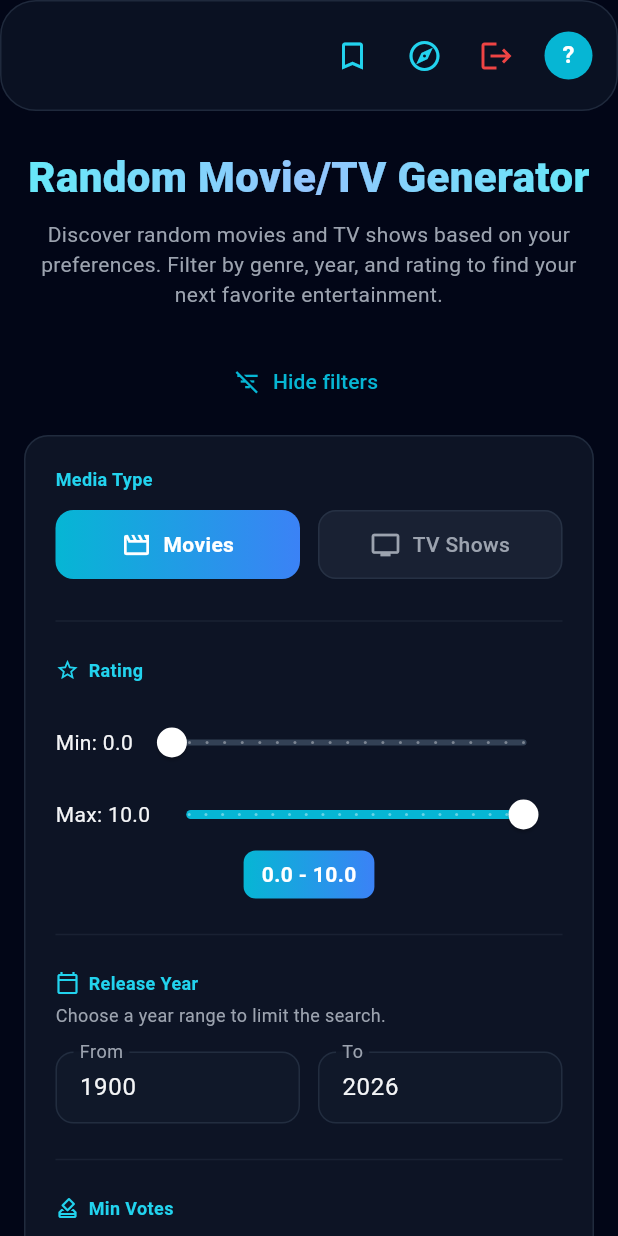
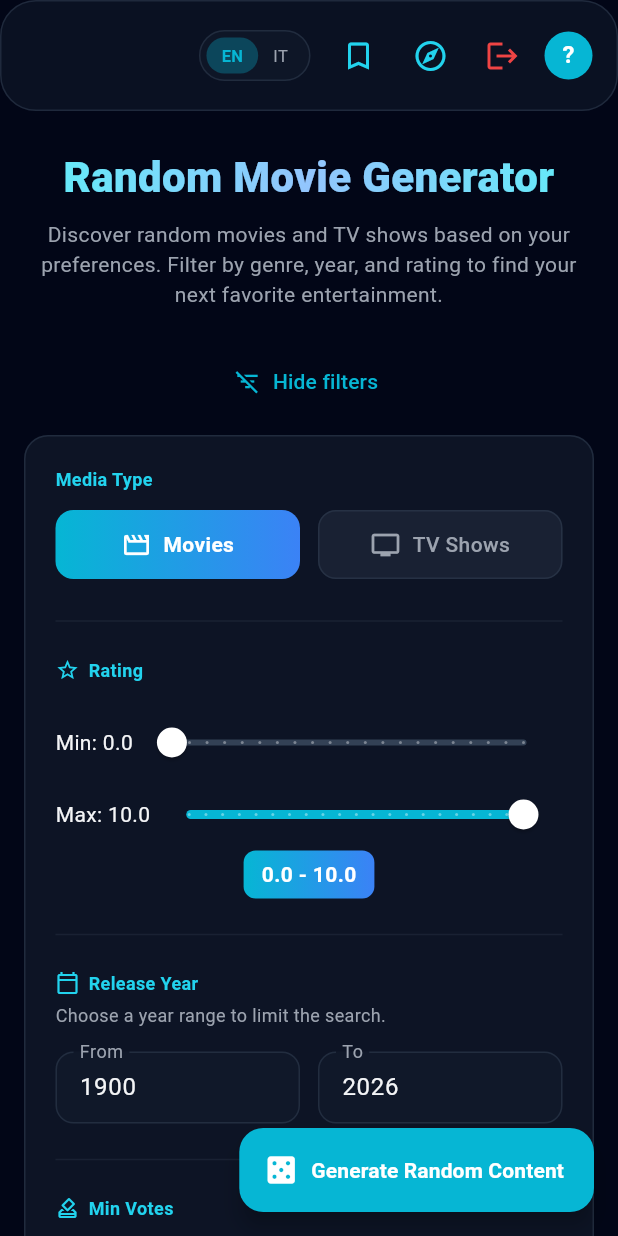
Before and after one commit to RubenPari/film-randomized-complete, a Flutter app: the HomeScreen screen opened directly, on a phone screen of 412 x 824 dp. Run offline on Flutter 3.47's test engine with Material 3 defaults, Android fonts, the phone set to English and light mode, and no system bars; our stand-ins replace cached_network_image, dio, flutter_dotenv, flutter_riverpod, flutter_secure_storage, freezed_annotation and 4 more; accounts and stored records are empty; generated files the repository leaves out were written again; network calls fail.

Commit message:
feat(mobile): add i18n and enhancements to home screen
Translate hero title/description, generate buttons, header tooltips.
Add language chip selector to header. Add loading FAB. Remove GenerateButton.

```diff
--- a/film_randomized_mobile/lib/screens/home/generate_button.dart
+++ b/film_randomized_mobile/lib/screens/home/generate_button.dart
@@ -1,4 +1,5 @@
 import 'package:flutter/material.dart';
+import 'package:flutter_gen/gen_l10n/app_localizations.dart';
 import 'package:flutter_riverpod/flutter_riverpod.dart';
 import '../../models/media_type.dart';
 import '../../providers/filter_provider.dart';
@@ -14,7 +15,10 @@ class GenerateButton extends ConsumerWidget {
     final filter = ref.watch(filterProvider);
     final generator = ref.watch(mediaGeneratorProvider);
     final isLoading = generator.isLoading;
-    final typeLabel = filter.mediaType == MediaType.movie ? 'movie' : 'TV content';
+    final t = AppLocalizations.of(context)!;
+    final typeLabel = filter.mediaType == MediaType.movie
+        ? t.homeMovieMobile
+        : t.homeTvMobile;
 
     return Container(
       width: double.infinity,
@@ -43,19 +47,19 @@ class GenerateButton extends ConsumerWidget {
           ),
         ),
         child: isLoading
-            ? const Row(
+            ? Row(
                 mainAxisSize: MainAxisSize.min,
                 children: [
-                  SizedBox(
+                  const SizedBox(
                     width: 20,
                     height: 20,
                     child: CircularProgressIndicator(
                         strokeWidth: 2, color: Colors.white),
                   ),
-                  SizedBox(width: 12),
-                  Text('Loading...',
-                      style:
-                          TextStyle(fontSize: 16, fontWeight: FontWeight.bold)),
+                  const SizedBox(width: 12),
+                  Text(t.commonLoading,
+                      style: const TextStyle(
+                          fontSize: 16, fontWeight: FontWeight.bold)),
                 ],
               )
             : Row(
@@ -63,7 +67,7 @@ class GenerateButton extends ConsumerWidget {
                 children: [
                   const Icon(Icons.casino, size: 22),
                   const SizedBox(width: 10),
-                  Text('Generate a new $typeLabel',
+                  Text(t.homeGenerateMobile(typeLabel),
                       style: const TextStyle(
                           fontSize: 16, fontWeight: FontWeight.bold)),
                 ],
--- a/film_randomized_mobile/lib/screens/home/home_header.dart
+++ b/film_randomized_mobile/lib/screens/home/home_header.dart
@@ -1,7 +1,9 @@
 import 'package:flutter/material.dart';
+import 'package:flutter_gen/gen_l10n/app_localizations.dart';
 import 'package:flutter_riverpod/flutter_riverpod.dart';
 import 'package:go_router/go_router.dart';
 import '../../providers/auth_provider.dart';
+import '../../providers/locale_provider.dart';
 import '../../theme/app_theme.dart';
 import '../../theme/glass_effects.dart';
 
@@ -12,6 +14,8 @@ class HomeHeader extends ConsumerWidget {
   Widget build(BuildContext context, WidgetRef ref) {
     final auth = ref.watch(authProvider).valueOrNull;
     final user = auth?.user;
+    final t = AppLocalizations.of(context)!;
+    final locale = ref.watch(localeProvider);
     final initial = user?.username.isNotEmpty == true
         ? user!.username[0].toUpperCase()
         : '?';
@@ -39,22 +43,46 @@ class HomeHeader extends ConsumerWidget {
               ],
             ),
           ),
+          Container(
+            padding: const EdgeInsets.symmetric(horizontal: 4, vertical: 4),
+            decoration: BoxDecoration(
+              color: const Color(0x331e293b),
+              borderRadius: BorderRadius.circular(20),
+              border: Border.all(color: const Color(0x80334155)),
+            ),
+            child: Row(
+              mainAxisSize: MainAxisSize.min,
+              children: [
+                _LangChip(
+                  label: 'EN',
+                  isActive: locale.languageCode == 'en',
+                  onTap: () => ref.read(localeProvider.notifier).setLocale('en'),
+                ),
+                _LangChip(
+                  label: 'IT',
+                  isActive: locale.languageCode == 'it',
+                  onTap: () => ref.read(localeProvider.notifier).setLocale('it'),
+                ),
+              ],
+            ),
+          ),
+          const SizedBox(width: 8),
           IconButton(
             icon: const Icon(Icons.bookmark_outline, color: AppTheme.textBrand),
             onPressed: () => context.go('/watchlist'),
-            tooltip: 'Watchlist',
+            tooltip: t.commonWatchlist,
           ),
           IconButton(
             icon: const Icon(Icons.explore_outlined, color: AppTheme.textBrand),
             onPressed: () => context.go('/discovered'),
-            tooltip: 'Discovered',
+            tooltip: t.commonDiscovered,
           ),
           IconButton(
             icon: const Icon(Icons.logout, color: Color(0xFFef4444)),
             onPressed: () => ref.read(authProvider.notifier).logout(),
-            tooltip: 'Logout',
+            tooltip: t.commonLogout,
           ),
-          const SizedBox(width: 8),
+          const SizedBox(width: 4),
           CircleAvatar(
             radius: 16,
             backgroundColor: AppTheme.brandAccent,
@@ -67,3 +95,35 @@ class HomeHeader extends ConsumerWidget {
     );
   }
 }
+
+class _LangChip extends StatelessWidget {
+  const _LangChip(
+      {required this.label, required this.isActive, required this.onTap});
+  final String label;
+  final bool isActive;
+  final VoidCallback onTap;
+
+  @override
+  Widget build(BuildContext context) {
+    return GestureDetector(
+      onTap: onTap,
+      child: Container(
+        padding: const EdgeInsets.symmetric(horizontal: 10, vertical: 4),
+        decoration: BoxDecoration(
+          color: isActive
+              ? AppTheme.brandAccent.withValues(alpha: 0.3)
+              : Colors.transparent,
+          borderRadius: BorderRadius.circular(14),
+        ),
+        child: Text(
+          label,
+          style: TextStyle(
+            color: isActive ? AppTheme.brandAccent : AppTheme.textSecondary,
+            fontWeight: isActive ? FontWeight.bold : FontWeight.normal,
+            fontSize: 11,
+          ),
+        ),
+      ),
+    );
+  }
+}
--- a/film_randomized_mobile/lib/screens/home/home_hero.dart
+++ b/film_randomized_mobile/lib/screens/home/home_hero.dart
@@ -1,12 +1,22 @@
 import 'package:flutter/material.dart';
+import 'package:flutter_gen/gen_l10n/app_localizations.dart';
+import 'package:flutter_riverpod/flutter_riverpod.dart';
+import '../../providers/filter_provider.dart';
 import '../../theme/app_theme.dart';
 import '../../theme/brand_gradients.dart';
+import '../../models/media_type.dart';
 
-class HomeHero extends StatelessWidget {
+class HomeHero extends ConsumerWidget {
   const HomeHero({super.key});
 
   @override
-  Widget build(BuildContext context) {
+  Widget build(BuildContext context, WidgetRef ref) {
+    final filter = ref.watch(filterProvider);
+    final t = AppLocalizations.of(context)!;
+    final typeLabel = filter.mediaType == MediaType.movie
+        ? t.homeMovie
+        : t.homeTvShow;
+
     return Padding(
       padding: const EdgeInsets.symmetric(vertical: 24),
       child: Column(
@@ -14,9 +24,9 @@ class HomeHero extends StatelessWidget {
           ShaderMask(
             shaderCallback: (bounds) =>
                 BrandGradients.titleText.createShader(bounds),
-            child: const Text(
-              'Random Movie/TV Generator',
-              style: TextStyle(
+            child: Text(
+              t.homeTitle(typeLabel),
+              style: const TextStyle(
                 fontSize: 28,
                 fontWeight: FontWeight.w900,
                 color: Colors.white,
@@ -25,9 +35,9 @@ class HomeHero extends StatelessWidget {
             ),
           ),
           const SizedBox(height: 8),
-          const Text(
-            'Discover random movies and TV shows based on your preferences. Filter by genre, year, and rating to find your next favorite entertainment.',
-            style: TextStyle(color: AppTheme.textSecondary, fontSize: 14),
+          Text(
+            t.homeDescription,
+            style: const TextStyle(color: AppTheme.textSecondary, fontSize: 14),
             textAlign: TextAlign.center,
           ),
         ],
--- a/film_randomized_mobile/lib/screens/home/home_screen.dart
+++ b/film_randomized_mobile/lib/screens/home/home_screen.dart
@@ -1,4 +1,5 @@
 import 'package:flutter/material.dart';
+import 'package:flutter_gen/gen_l10n/app_localizations.dart';
 import 'package:flutter_riverpod/flutter_riverpod.dart';
 import '../../providers/media_generator_provider.dart';
 import '../../theme/app_theme.dart';
@@ -19,14 +20,32 @@ class HomeScreen extends ConsumerStatefulWidget {
 
 class _HomeScreenState extends ConsumerState<HomeScreen> {
   bool _showFilters = true;
-  final _filterDrawerKey = GlobalKey();
 
   @override
   Widget build(BuildContext context) {
     final generator = ref.watch(mediaGeneratorProvider);
+    final t = AppLocalizations.of(context)!;
 
     return Scaffold(
       backgroundColor: AppTheme.bgPrimary,
+      floatingActionButton: generator.isLoading
+          ? FloatingActionButton(
+              onPressed: null,
+              backgroundColor: AppTheme.brandAccent.withOpacity(0.5),
+              child: const CircularProgressIndicator(
+                  strokeWidth: 2, color: Colors.white),
+            )
+          : FloatingActionButton.extended(
+              onPressed: () =>
+                  ref.read(mediaGeneratorProvider.notifier).generateRandomMedia(),
+              backgroundColor: AppTheme.brandAccent,
+              icon: const Icon(Icons.casino, color: Colors.white),
+              label: Text(
+                t.homeGenerate,
+                style: const TextStyle(
+                    color: Colors.white, fontWeight: FontWeight.bold),
+              ),
+            ),
       body: SafeArea(
         child: Column(
           children: [
@@ -37,18 +56,15 @@ class _HomeScreenState extends ConsumerState<HomeScreen> {
                 child: Column(
                   children: [
                     const HomeHero(),
-                    // Filter toggle on mobile
                     TextButton.icon(
                       onPressed: () =>
                           setState(() => _showFilters = !_showFilters),
                       icon: Icon(
-                        _showFilters
-                            ? Icons.filter_list_off
-                            : Icons.filter_list,
+                        _showFilters ? Icons.filter_list_off : Icons.filter_list,
                         color: AppTheme.brandAccent,
                       ),
                       label: Text(
-                        _showFilters ? 'Hide filters' : 'Show filters',
+                        _showFilters ? t.homeHideFilters : t.homeShowFilters,
                         style: const TextStyle(color: AppTheme.brandAccent),
                       ),
                     ),
@@ -57,20 +73,16 @@ class _HomeScreenState extends ConsumerState<HomeScreen> {
                       const FilterPanel(),
                     ],
                     const SizedBox(height: 20),
-                    const GenerateButton(),
-                    const SizedBox(height: 20),
-                    // Error banner
                     if (generator.error != null)
                       ErrorBanner(message: generator.error!),
-                    // Result area
                     if (generator.isLoading)
-                      const Padding(
-                        padding: EdgeInsets.symmetric(vertical: 40),
-                        child: LoadingSpinner(label: 'Finding something great...'),
+                      Padding(
+                        padding: const EdgeInsets.symmetric(vertical: 40),
+                        child: LoadingSpinner(label: t.homeLoading),
                       )
                     else if (generator.randomMedia != null)
                       MediaCard(media: generator.randomMedia!),
-                    const SizedBox(height: 80), // Space for bottom nav
+                    const SizedBox(height: 80),
                   ],
                 ),
               ),
```
